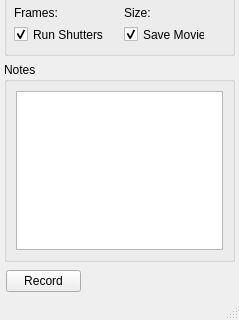
First picture: the form in hal4000/qtdesigner/hal4000-detached.ui, repository ZhuangLab/storm-control, before the edit; both pictures show x 0 to 239 and y 378 to 698 of the 239 by 698 pixel window.
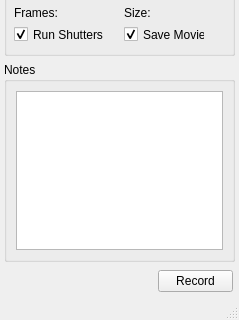
Second picture: the form after the edit. Icons and pictures are not drawn.

Diff of the .ui file:
```diff
--- a/hal4000/qtdesigner/hal4000-detached.ui
+++ b/hal4000/qtdesigner/hal4000-detached.ui
@@ -509,25 +509,6 @@
           <property name="margin">
            <number>2</number>
           </property>
-          <item>
-           <widget class="QPushButton" name="recordButton">
-            <property name="sizePolicy">
-             <sizepolicy hsizetype="Fixed" vsizetype="Fixed">
-              <horstretch>0</horstretch>
-              <verstretch>0</verstretch>
-             </sizepolicy>
-            </property>
-            <property name="maximumSize">
-             <size>
-              <width>75</width>
-              <height>23</height>
-             </size>
-            </property>
-            <property name="text">
-             <string>Record</string>
-            </property>
-           </widget>
-          </item>
           <item>
            <spacer name="horizontalSpacer_2">
             <property name="orientation">
@@ -541,6 +522,25 @@
             </property>
            </spacer>
           </item>
+          <item>
+           <widget class="QPushButton" name="recordButton">
+            <property name="sizePolicy">
+             <sizepolicy hsizetype="Fixed" vsizetype="Fixed">
+              <horstretch>0</horstretch>
+              <verstretch>0</verstretch>
+             </sizepolicy>
+            </property>
+            <property name="maximumSize">
+             <size>
+              <width>75</width>
+              <height>23</height>
+             </size>
+            </property>
+            <property name="text">
+             <string>Record</string>
+            </property>
+           </widget>
+          </item>
          </layout>
         </widget>
        </item>
```
Left out of the diff: 4 changed lines with no effect on the pictures.
